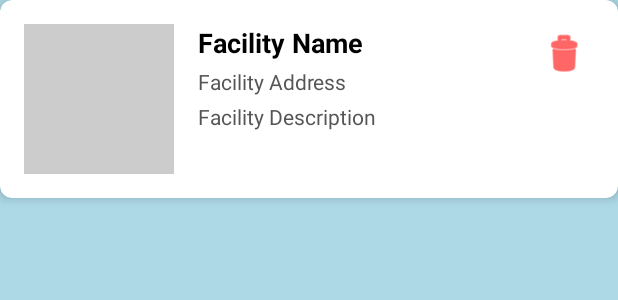
After one commit to CMPUT301F24potato1/potato1-events, an Android app: the layout item_facility.xml on its own in the app's theme, with its tools: preview values and no code run, on a phone screen of 412 x 824 dp. The commit adds this screen. Shown: the top 300 px of the screen. Run offline under Robolectric (Android 15) with nearby library versions, the phone set to English and light mode, and no system bars.

Commit message:
browse and delete facilities for admin

```diff
--- a/app/src/main/AndroidManifest.xml
+++ b/app/src/main/AndroidManifest.xml
@@ -73,6 +73,7 @@
             </intent-filter>
         </activity>
         <activity android:name=".ManageEventsActivity" />
+        <activity android:name=".ManageFacilitiesActivity" />
 
         <provider
             android:name="androidx.core.content.FileProvider"
--- a/app/src/main/java/com/example/potato1_events/EntrantHomeActivity.java
+++ b/app/src/main/java/com/example/potato1_events/EntrantHomeActivity.java
@@ -107,6 +107,7 @@ public class EntrantHomeActivity extends AppCompatActivity implements Navigation
             navigationView.getMenu().findItem(R.id.nav_create_event).setVisible(true);
             navigationView.getMenu().findItem(R.id.nav_edit_facility).setVisible(true);
             navigationView.getMenu().findItem(R.id.nav_my_events).setVisible(true);
+            navigationView.getMenu().findItem(R.id.nav_manage_facilities).setVisible(true);
         }
         requestNotificationPermission();
         navigationView.setNavigationItemSelectedListener(this);
@@ -267,6 +268,8 @@ public class EntrantHomeActivity extends AppCompatActivity implements Navigation
             intent = new Intent(EntrantHomeActivity.this, ManageUsersActivity.class);
         } else if (id == R.id.nav_manage_events) {
             intent = new Intent(EntrantHomeActivity.this, ManageEventsActivity.class);
+        } else if (id == R.id.nav_manage_facilities) {
+            intent = new Intent(EntrantHomeActivity.this, ManageFacilitiesActivity.class);
         } else if (id == R.id.action_scan_qr) {
             intent = new Intent(EntrantHomeActivity.this, QRScanActivity.class);
         } else if (id == R.id.nav_create_event) {
--- /dev/null
+++ b/app/src/main/res/layout/item_facility.xml
@@ -0,0 +1,75 @@
+<?xml version="1.0" encoding="utf-8"?>
+<androidx.cardview.widget.CardView xmlns:android="http://schemas.android.com/apk/res/android"
+    xmlns:card_view="http://schemas.android.com/apk/res-auto"
+    android:id="@+id/cardViewFacility"
+    android:layout_width="match_parent"
+    android:layout_height="wrap_content"
+    android:layout_marginBottom="16dp"
+    card_view:cardCornerRadius="8dp"
+    card_view:cardElevation="4dp">
+
+    <LinearLayout
+        android:layout_width="match_parent"
+        android:layout_height="wrap_content"
+        android:orientation="horizontal"
+        android:padding="16dp">
+
+        <!-- Facility Photo -->
+        <ImageView
+            android:id="@+id/facilityPhotoImageView"
+            android:layout_width="100dp"
+            android:layout_height="100dp"
+            android:scaleType="centerCrop"
+            android:background="#CCCCCC"
+            android:contentDescription="Facility Photo" />
+
+        <!-- Facility Details -->
+        <LinearLayout
+            android:layout_width="0dp"
+            android:layout_height="wrap_content"
+            android:layout_weight="1"
+            android:orientation="vertical"
+            android:layout_marginStart="16dp">
+
+            <TextView
+                android:id="@+id/facilityNameTextView"
+                android:layout_width="wrap_content"
+                android:layout_height="wrap_content"
+                android:text="Facility Name"
+                android:textSize="18sp"
+                android:textStyle="bold"
+                android:textColor="#000000" />
+
+            <TextView
+                android:id="@+id/facilityAddressTextView"
+                android:layout_width="wrap_content"
+                android:layout_height="wrap_content"
+                android:text="Facility Address"
+                android:textSize="14sp"
+                android:textColor="#555555"
+                android:layout_marginTop="4dp" />
+
+            <TextView
+                android:id="@+id/facilityDescriptionTextView"
+                android:layout_width="wrap_content"
+                android:layout_height="wrap_content"
+                android:text="Facility Description"
+                android:textSize="14sp"
+                android:textColor="#555555"
+                android:layout_marginTop="4dp" />
+
+        </LinearLayout>
+
+        <!-- Delete Button -->
+        <ImageButton
+            android:id="@+id/deleteFacilityButton"
+            android:layout_width="40dp"
+            android:layout_height="40dp"
+            android:background="?attr/selectableItemBackgroundBorderless"
+            android:src="@android:drawable/ic_menu_delete"
+            android:contentDescription="Delete Facility"
+            android:tint="#FF0000" />
+
+    </LinearLayout>
+
+</androidx.cardview.widget.CardView>
--- a/app/src/main/res/menu/drawer_menu.xml
+++ b/app/src/main/res/menu/drawer_menu.xml
@@ -51,6 +51,12 @@
         android:title="Manage Events"
         android:visible="false" />
 
+    <item
+        android:id="@+id/nav_manage_facilities"
+        android:icon="@android:drawable/ic_menu_gallery"
+        android:title="Manage Facilities"
+        android:visible="false" />
+
 
 </menu>
 
```
Also changed, not shown: app/src/main/java/com/example/potato1_events/FacilityAdapter.java (added, +106 -0 lines), app/src/main/java/com/example/potato1_events/ManageFacilitiesActivity.java (added, +123 -0 lines), app/src/main/res/layout/activity_manage_facilities.xml (added, +27 -0 lines).
